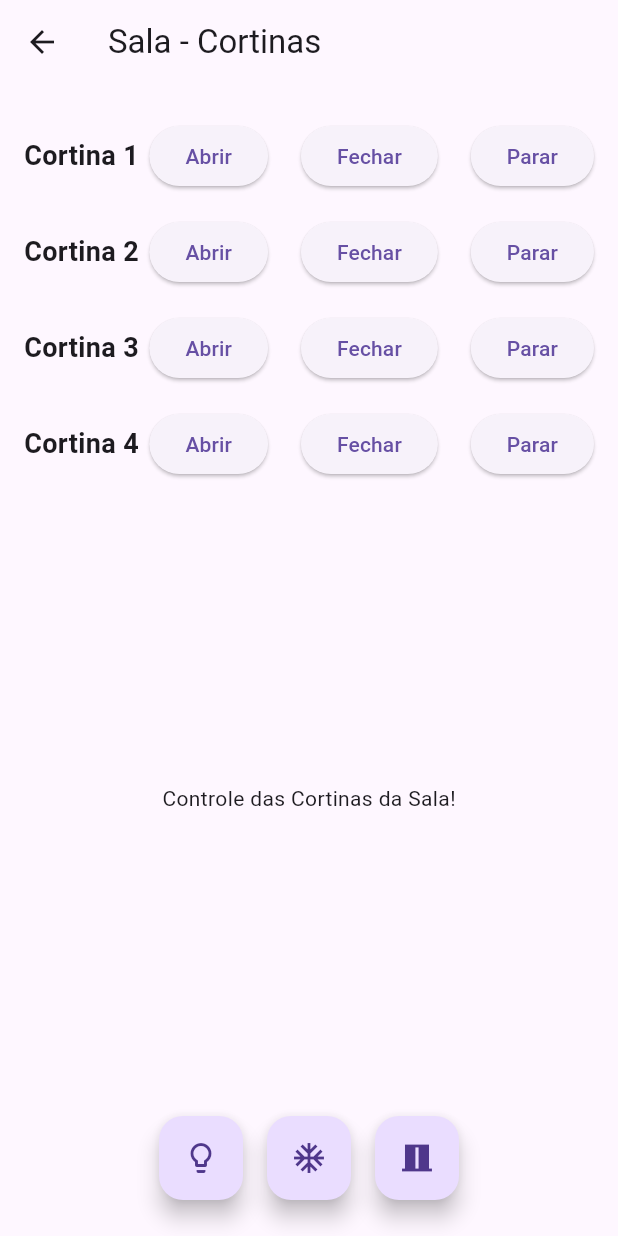
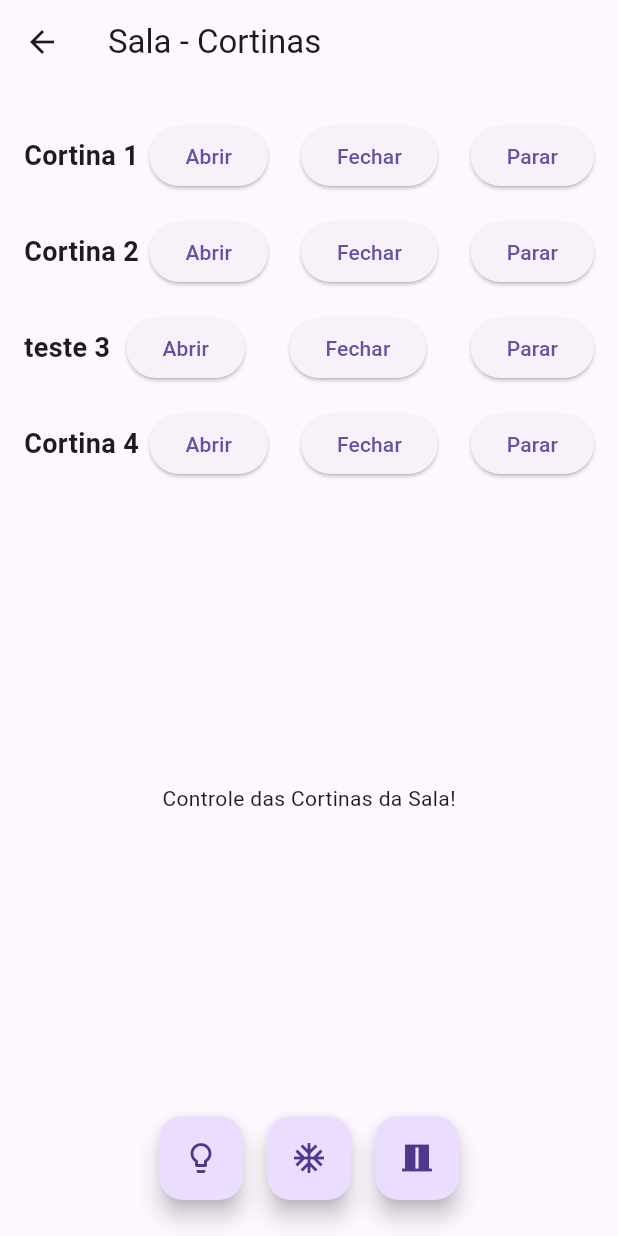
Before and after one commit to WevertonNicolau/copia_app_danf, a Flutter app: the SalaWindowScreen screen opened by its route, after a tap on "Abrir", on a phone screen of 412 x 824 dp. Run offline on Flutter 3.47's test engine with Material 3 defaults, Android fonts, the phone set to English and light mode, and no system bars; our stand-ins replace shared_preferences; missing offline and left inert: mqtt_client; accounts and stored records are empty.

Commit message:
cortinas local funcionando.

```diff
--- a/lib/main.dart
+++ b/lib/main.dart
@@ -3,6 +3,8 @@ import 'dart:async';
 import 'package:mqtt_client/mqtt_client.dart';
 import 'package:mqtt_client/mqtt_server_client.dart';
 import 'package:shared_preferences/shared_preferences.dart';
+import 'package:http/http.dart' as http;
+import 'dart:io';
 
 void main() {
   runApp(MyApp());
@@ -1195,7 +1197,7 @@ class SalaWindowScreen extends StatelessWidget {
           children: [
             buildCortinaControl(0, 'Cortina 1'),
             buildCortinaControl(1, 'Cortina 2'),
-            buildCortinaControl(2, 'Cortina 3'),
+            buildCortinaControl(2, 'teste 3'),
             buildCortinaControl(3, 'Cortina 4'),
             Expanded(
               child: Center(
@@ -1255,27 +1257,81 @@ class SalaWindowScreen extends StatelessWidget {
           ),
           ElevatedButton(
             onPressed: () {
-              // Implementar função de abrir a cortina
+              sendCommand(index, cortinaNome, 'LOCAL', 'abrir');
             },
             child: Text('Abrir'),
           ),
           SizedBox(width: 8),
           ElevatedButton(
             onPressed: () {
-              // Implementar função de fechar a cortina
+              sendCommand(index, cortinaNome, 'LOCAL', 'fechar');
             },
             child: Text('Fechar'),
           ),
           SizedBox(width: 8),
           ElevatedButton(
             onPressed: () {
-              // Implementar função de parar a cortina
+              sendCommand(index, cortinaNome, 'LOCAL', 'parar');
             },
             child: Text('Parar'),
           ),
         ],
       ),
     );
+  }
+
+  void sendCommand(
+      int index, String cortinaNome, String modo, String acao) async {
+    String comando = generateCommand(index, acao);
+
+    if (modo == 'LOCAL') {
+      try {
+        final socket = await Socket.connect('192.168.15.7', 8080);
+        print('Conectado ao servidor TCP');
+
+        socket.write('$index:$cortinaNome:$comando');
+        socket.flush();
+        socket.destroy();
+        print('Comando enviado localmente com sucesso!');
+      } catch (e) {
+        print('Erro ao enviar comando localmente: $e');
+      }
+    } else if (modo == 'REMOTO') {
+      final response = await http.get(Uri.parse(comando));
+      if (response.statusCode == 200) {
+        print('Comando enviado remotamente com sucesso!');
+      } else {
+        print('Falha ao enviar comando remotamente.');
+      }
+    }
+  }
+
+  String generateCommand(int index, String acao) {
+    // Defina aqui os comandos específicos para cada cortina e ação
+    Map<int, Map<String, String>> comandos = {
+      0: {
+        'abrir': 'comando_abrir_cortina_1',
+        'fechar': 'comando_fechar_cortina_1',
+        'parar': '<CR>',
+      },
+      1: {
+        'abrir': 'comando_abrir_cortina_2',
+        'fechar': 'comando_fechar_cortina_2',
+        'parar': 'comando_parar_cortina_2',
+      },
+      2: {
+        'abrir': 'comando_abrir_cortina_3',
+        'fechar': '<CR>',
+        'parar': 'comando_parar_cortina_3',
+      },
+      3: {
+        'abrir': '<CR>',
+        'fechar': 'comando_fechar_cortina_4',
+        'parar': 'comando_parar_cortina_4',
+      },
+    };
+
+    return comandos[index]?[acao] ?? 'comando_padrao';
   }
 }
 
--- a/pubspec.yaml
+++ b/pubspec.yaml
@@ -30,6 +30,8 @@ environment:
 dependencies:
   flutter:
     sdk: flutter
+  http: ^0.13.3
+  socket_io_client: ^1.0.1
 
 
   # The following adds the Cupertino Icons font to your application.
```
Also changed, not shown: pubspec.lock.
